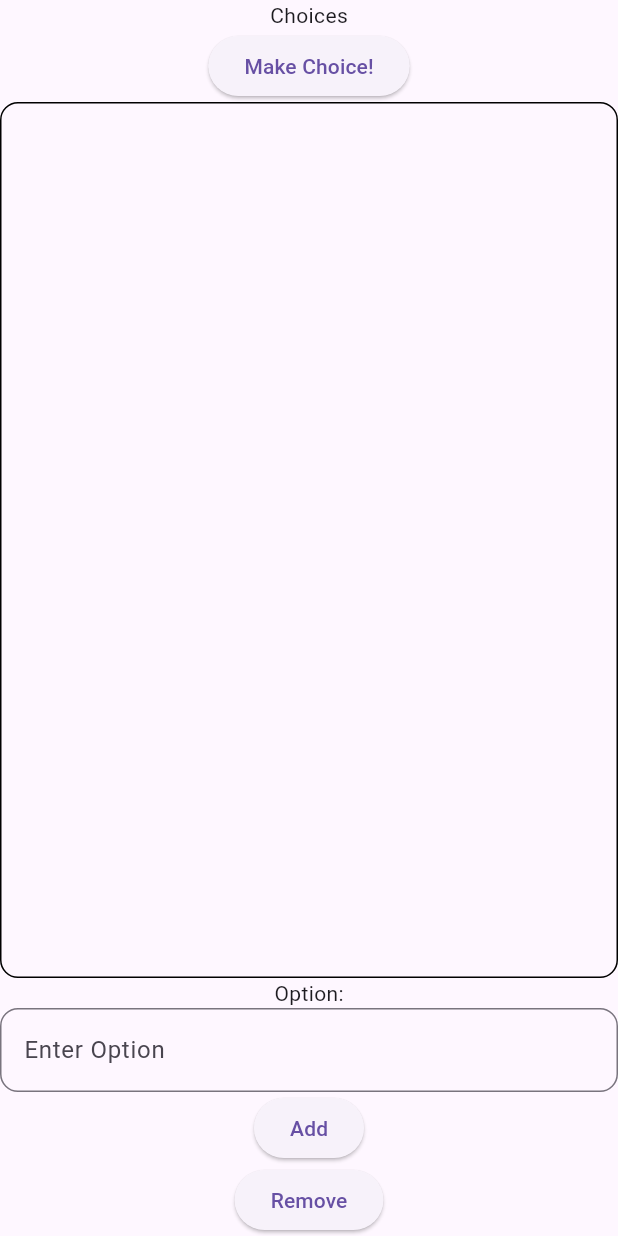
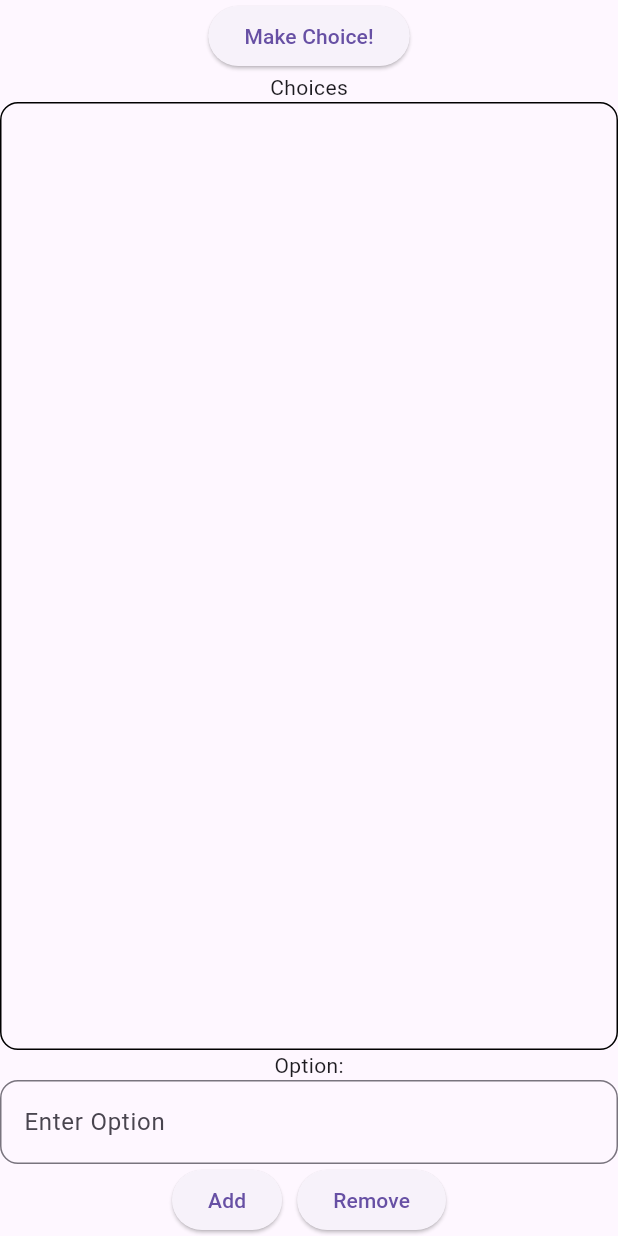
Before and after one commit to wherdared/CMPS3390-Project-1, a Flutter app: the screen it shows after launch, on a phone screen of 412 x 824 dp. Run offline on Flutter 3.47's test engine with Material 3 defaults, Android fonts, the phone set to English and light mode, and no system bars.

Commit message:
changed the name of windows and final touch ups

```diff
--- a/lib/main.dart
+++ b/lib/main.dart
@@ -33,7 +33,6 @@ class _IndecisionViewState extends State<IndecisionView> {
     return Scaffold(
       body: Column(
         children: [
-          const Text('Choices'),
           ElevatedButton(
             onPressed: () {
               if (choices.isNotEmpty) {
@@ -49,7 +48,6 @@ class _IndecisionViewState extends State<IndecisionView> {
                             Navigator.pop(context);
                           },
                           child: Text('Okay'),
-
                         ),
                       ],
                     );
@@ -59,6 +57,7 @@ class _IndecisionViewState extends State<IndecisionView> {
             },
             child: const Text('Make Choice!'),
           ),
+          const Text('Choices'),
           Expanded(
             child: Container(
               decoration: BoxDecoration(
@@ -92,6 +91,9 @@ class _IndecisionViewState extends State<IndecisionView> {
             controller: optionController,
             focusNode: optionFocusNode,
           ),
+          Row(
+            mainAxisAlignment: MainAxisAlignment.center,
+            children: [
               ElevatedButton(
                 onPressed: () {
                   if (optionController.text.isNotEmpty) {
@@ -104,6 +106,7 @@ class _IndecisionViewState extends State<IndecisionView> {
                 },
                 child: const Text('Add'),
               ),
+              const SizedBox(width: 10),
               ElevatedButton(
                 onPressed: () {
                   if (selectedIndex != null) {
@@ -117,6 +120,8 @@ class _IndecisionViewState extends State<IndecisionView> {
               ),
             ],
           ),
+        ],
+      ),
     );
   }
 }
```
Also changed, not shown: 2 other files. Lines whose indentation alone changed are shown as unchanged.
